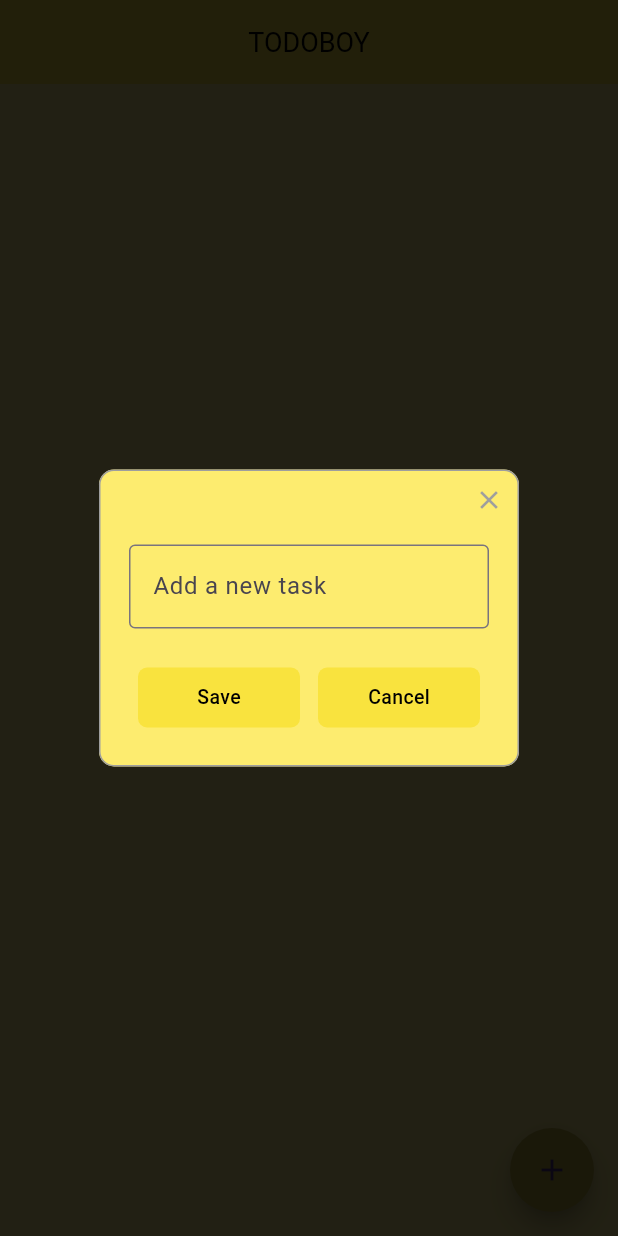
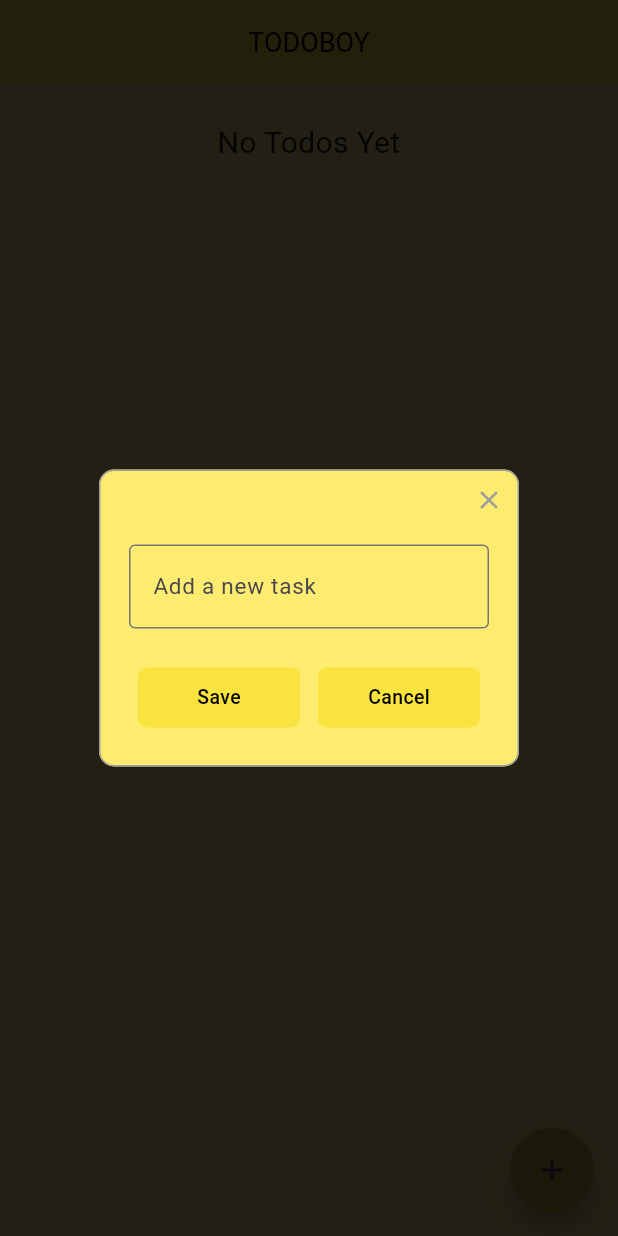
Before and after one commit to kishorkrishnak/todoboy, a Flutter app: the screen it shows after launch, after a tap on the "add" icon, on a phone screen of 412 x 824 dp. Run offline on Flutter 3.47's test engine with Material 3 defaults, Android fonts, the phone set to English and light mode, and no system bars; drawn by our look-alikes of rflutter_alert.

```diff
--- a/lib/main.dart
+++ b/lib/main.dart
@@ -6,14 +6,11 @@ void main() {
 }
 
 class MyApp extends StatelessWidget {
-
   const MyApp({super.key});
 
   @override
   Widget build(BuildContext context) {
     return const MaterialApp(
-     debugShowCheckedModeBanner: false,
-     home:HomePage()
-    );
+        debugShowCheckedModeBanner: false, home: HomePage());
   }
 }
--- a/lib/pages/home_page.dart
+++ b/lib/pages/home_page.dart
@@ -22,10 +22,10 @@ class _HomePageState extends State<HomePage> {
             });
           },
           decoration: InputDecoration(
-            border:
-                OutlineInputBorder(borderSide: BorderSide(color: Colors.black)),
-            hintText: "Add a new task",
-          ),
+              border: OutlineInputBorder(
+                  borderSide: BorderSide(color: Colors.black)),
+              hintText: "Add a new task",
+              hintStyle: TextStyle(fontSize: 15)),
         ),
         buttons: [
           DialogButton(
@@ -89,15 +89,31 @@ class _HomePageState extends State<HomePage> {
 
   Padding body() {
     return Padding(
-        padding: const EdgeInsets.all(25.0),
+      padding: const EdgeInsets.all(25.0),
+      child: ScrollConfiguration(
+        behavior: ScrollConfiguration.of(context).copyWith(scrollbars: false),
         child: ListView.builder(
-            itemCount: todoItems.length,
-            itemBuilder: (context, index) {
+          itemCount: todoItems.isEmpty ? 1 : todoItems.length,
+          itemBuilder: (context, index) {
+            if (todoItems.isEmpty) {
+              return Text(
+                "No Todos Yet",
+                textAlign: TextAlign.center,
+                style: TextStyle(
+                  fontSize: 20,
+                ),
+              );
+            } else {
               return TodoItem(
-                  taskName: todoItems[index][0],
-                  taskCompleted: todoItems[index][1],
-                  onChanged: (value) => checkBoxChanged(value, index));
-            }));
+                taskName: todoItems[index][0],
+                taskCompleted: todoItems[index][1],
+                onChanged: (value) => checkBoxChanged(value, index),
+              );
+            }
+          },
+        ),
+      ),
+    );
   }
 
   AppBar appBar() {
```
Also changed, not shown: 1 other file.
